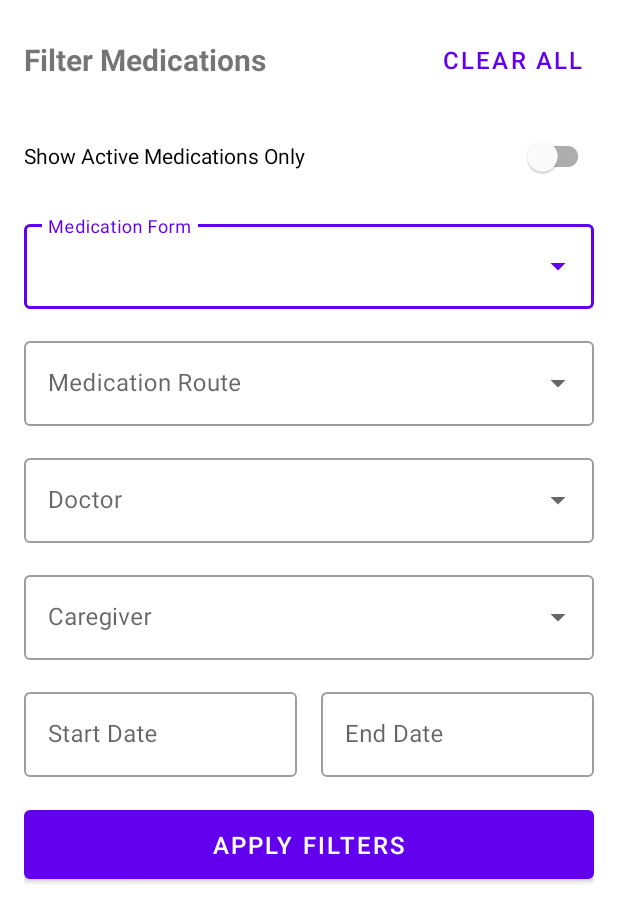
After one commit to VincentNdegwa/care_plus_mobile, an Android app: the layout fragment_medication_filter_bottom_sheet.xml on its own in the app's theme, with its tools: preview values and no code run, on a phone screen of 412 x 824 dp. The commit adds this screen. Shown: the top 922 px of the screen. Run offline under Robolectric (Android 15) with nearby library versions, the phone set to English and light mode, and no system bars; network calls fail.

Commit message:
fix:medication filter ui

```diff
--- a/app/src/main/java/com/example/careplus/ui/medications/MedicationDetailViewModel.kt
+++ b/app/src/main/java/com/example/careplus/ui/medications/MedicationDetailViewModel.kt
@@ -17,6 +17,7 @@ class MedicationDetailViewModel(application: Application) : AndroidViewModel(app
     private val _medication = MutableLiveData<Result<MedicationDetails>>()
     val medication: LiveData<Result<MedicationDetails>> = _medication
 
+
     fun fetchMedicationDetails(medicationId: Long) {
         viewModelScope.launch {
             try {
--- a/app/src/main/java/com/example/careplus/utils/BottomSheetUtils.kt
+++ b/app/src/main/java/com/example/careplus/utils/BottomSheetUtils.kt
@@ -18,7 +18,7 @@ object BottomSheetUtils {
             bottomSheet?.let {
                 val behavior = BottomSheetBehavior.from(it)
                 it.setBackgroundResource(R.drawable.bottom_sheet_background)
-                behavior.peekHeight = fragment.resources.displayMetrics.heightPixels / 2
+//                behavior.peekHeight = fragment.resources.displayMetrics.heightPixels / 2
             }
         }
 
--- a/app/src/main/res/layout/fragment_filter_bottom_sheet.xml
+++ b/app/src/main/res/layout/fragment_filter_bottom_sheet.xml
@@ -108,7 +108,8 @@
             android:layout_height="wrap_content"
             android:text="Apply Filters"
             android:padding="12dp"
-            style="@style/Widget.MaterialComponents.Button"/>
+            style="@style/Widget.MaterialComponents.Button"
+            />
 
     </LinearLayout>
 
--- /dev/null
+++ b/app/src/main/res/layout/fragment_medication_filter_bottom_sheet.xml
@@ -0,0 +1,162 @@
+<?xml version="1.0" encoding="utf-8"?>
+<androidx.core.widget.NestedScrollView xmlns:android="http://schemas.android.com/apk/res/android"
+    xmlns:app="http://schemas.android.com/apk/res-auto"
+    android:layout_width="match_parent"
+    android:layout_height="wrap_content"
+    android:background="@drawable/bottom_sheet_background">
+
+    <LinearLayout
+        android:layout_width="match_parent"
+        android:layout_height="wrap_content"
+        android:orientation="vertical"
+        android:padding="16dp">
+
+        <LinearLayout
+            android:layout_width="match_parent"
+            android:layout_height="wrap_content"
+            android:orientation="horizontal"
+            android:gravity="center_vertical"
+            android:layout_marginBottom="16dp">
+
+            <TextView
+                android:layout_width="0dp"
+                android:layout_height="wrap_content"
+                android:layout_weight="1"
+                android:text="Filter Medications"
+                android:textSize="20sp"
+                android:textStyle="bold"/>
+
+            <com.google.android.material.button.MaterialButton
+                android:id="@+id/clearFilterButton"
+                style="@style/Widget.MaterialComponents.Button.TextButton"
+                android:layout_width="wrap_content"
+                android:layout_height="wrap_content"
+                android:text="Clear All"/>
+        </LinearLayout>
+
+        <!-- Active Status Filter -->
+        <com.google.android.material.switchmaterial.SwitchMaterial
+            android:id="@+id/activeSwitch"
+            android:layout_width="match_parent"
+            android:layout_height="wrap_content"
+            android:layout_marginBottom="16dp"
+            android:text="Show Active Medications Only"/>
+
+        <!-- Form Filter -->
+        <com.google.android.material.textfield.TextInputLayout
+            android:id="@+id/formLayout"
+            style="@style/Widget.MaterialComponents.TextInputLayout.OutlinedBox.ExposedDropdownMenu"
+            android:layout_width="match_parent"
+            android:layout_height="wrap_content"
+            android:layout_marginBottom="16dp"
+            android:hint="Medication Form">
+
+            <AutoCompleteTextView
+                android:id="@+id/formDropdown"
+                android:layout_width="match_parent"
+                android:layout_height="wrap_content"
+                android:inputType="none"/>
+        </com.google.android.material.textfield.TextInputLayout>
+
+        <!-- Route Filter -->
+        <com.google.android.material.textfield.TextInputLayout
+            android:id="@+id/routeLayout"
+            style="@style/Widget.MaterialComponents.TextInputLayout.OutlinedBox.ExposedDropdownMenu"
+            android:layout_width="match_parent"
+            android:layout_height="wrap_content"
+            android:layout_marginBottom="16dp"
+            android:hint="Medication Route">
+
+            <AutoCompleteTextView
+                android:id="@+id/routeDropdown"
+                android:layout_width="match_parent"
+                android:layout_height="wrap_content"
+                android:inputType="none"/>
+        </com.google.android.material.textfield.TextInputLayout>
+
+        <!-- Doctor Filter -->
+        <com.google.android.material.textfield.TextInputLayout
+            android:id="@+id/doctorLayout"
+            style="@style/Widget.MaterialComponents.TextInputLayout.OutlinedBox.ExposedDropdownMenu"
+            android:layout_width="match_parent"
+            android:layout_height="wrap_content"
+            android:layout_marginBottom="16dp"
+            android:hint="Doctor">
+
+            <AutoCompleteTextView
+                android:id="@+id/doctorDropdown"
+                android:layout_width="match_parent"
+                android:layout_height="wrap_content"
+                android:inputType="none"/>
+        </com.google.android.material.textfield.TextInputLayout>
+
+        <!-- Caregiver Filter -->
+        <com.google.android.material.textfield.TextInputLayout
+            android:id="@+id/caregiverLayout"
+            style="@style/Widget.MaterialComponents.TextInputLayout.OutlinedBox.ExposedDropdownMenu"
+            android:layout_width="match_parent"
+            android:layout_height="wrap_content"
+            android:layout_marginBottom="16dp"
+            android:hint="Caregiver">
+
+            <AutoCompleteTextView
+                android:id="@+id/caregiverDropdown"
+                android:layout_width="match_parent"
+                android:layout_height="wrap_content"
+                android:inputType="none"/>
+        </com.google.android.material.textfield.TextInputLayout>
+
+        <!-- Date Range Filter -->
+        <LinearLayout
+            android:layout_width="match_parent"
+            android:layout_height="wrap_content"
+            android:orientation="horizontal"
+            android:layout_marginBottom="16dp">
+
+            <com.google.android.material.textfield.TextInputLayout
+                android:id="@+id/startDateLayout"
+                style="@style/Widget.MaterialComponents.TextInputLayout.OutlinedBox"
+                android:layout_width="0dp"
+                android:layout_weight="1"
+                android:layout_height="wrap_content"
+                android:layout_marginEnd="8dp"
+                android:hint="Start Date">
+
+                <com.google.android.material.textfield.TextInputEditText
+                    android:id="@+id/startDateInput"
+                    android:layout_width="match_parent"
+                    android:layout_height="wrap_content"
+                    android:focusable="false"
+                    android:inputType="none"/>
+            </com.google.android.material.textfield.TextInputLayout>
+
+            <com.google.android.material.textfield.TextInputLayout
+                android:id="@+id/endDateLayout"
+                style="@style/Widget.MaterialComponents.TextInputLayout.OutlinedBox"
+                android:layout_width="0dp"
+                android:layout_weight="1"
+                android:layout_height="wrap_content"
+                android:layout_marginStart="8dp"
+                android:hint="End Date">
+
+                <com.google.android.material.textfield.TextInputEditText
+                    android:id="@+id/endDateInput"
+                    android:layout_width="match_parent"
+                    android:layout_height="wrap_content"
+                    android:focusable="false"
+                    android:inputType="none"/>
+            </com.google.android.material.textfield.TextInputLayout>
+        </LinearLayout>
+
+        <!-- Apply Button -->
+        <com.google.android.material.button.MaterialButton
+            android:id="@+id/applyFilterButton"
+            android:layout_width="match_parent"
+            android:layout_height="wrap_content"
+            android:text="Apply Filters"
+            style="@style/Widget.MaterialComponents.Button"
+
+            android:padding="12dp"/>
+
+    </LinearLayout>
+</androidx.core.widget.NestedScrollView>
```
Also changed, not shown: app/src/main/java/com/example/careplus/data/filter_model/FilterMedications.kt (+7 -7 lines), app/src/main/java/com/example/careplus/ui/medications/MedicationFilterBottomSheet.kt (added, +167 -0 lines), app/src/main/java/com/example/careplus/ui/medications/MedicationsFragment.kt (+31 -7 lines).
